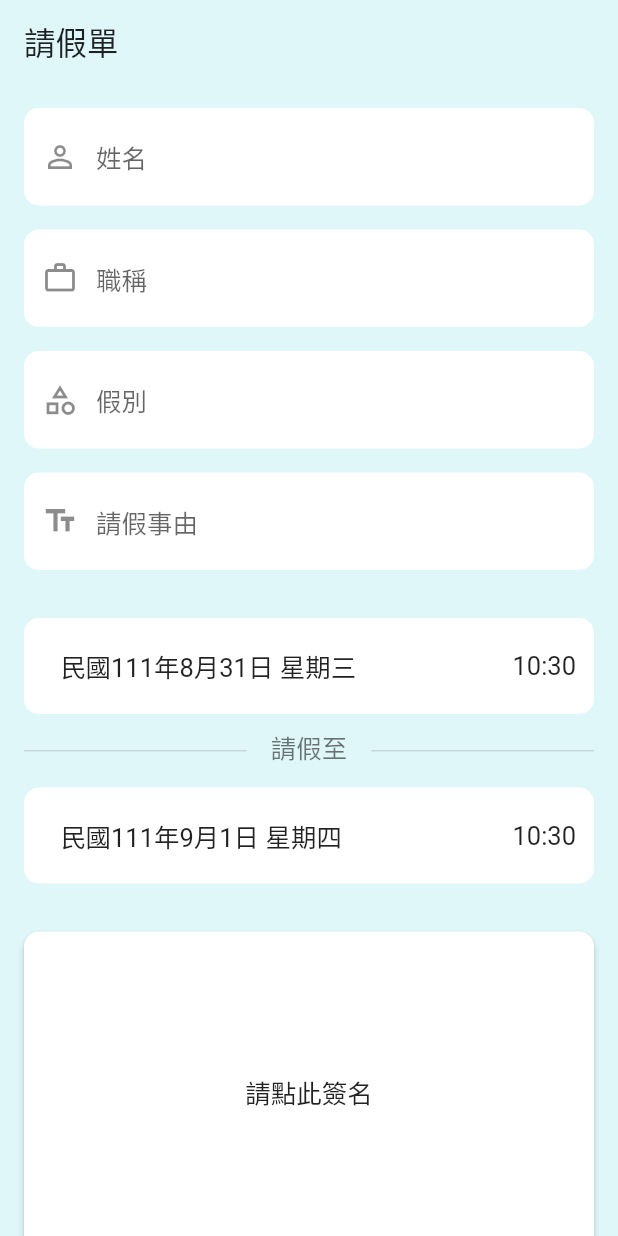
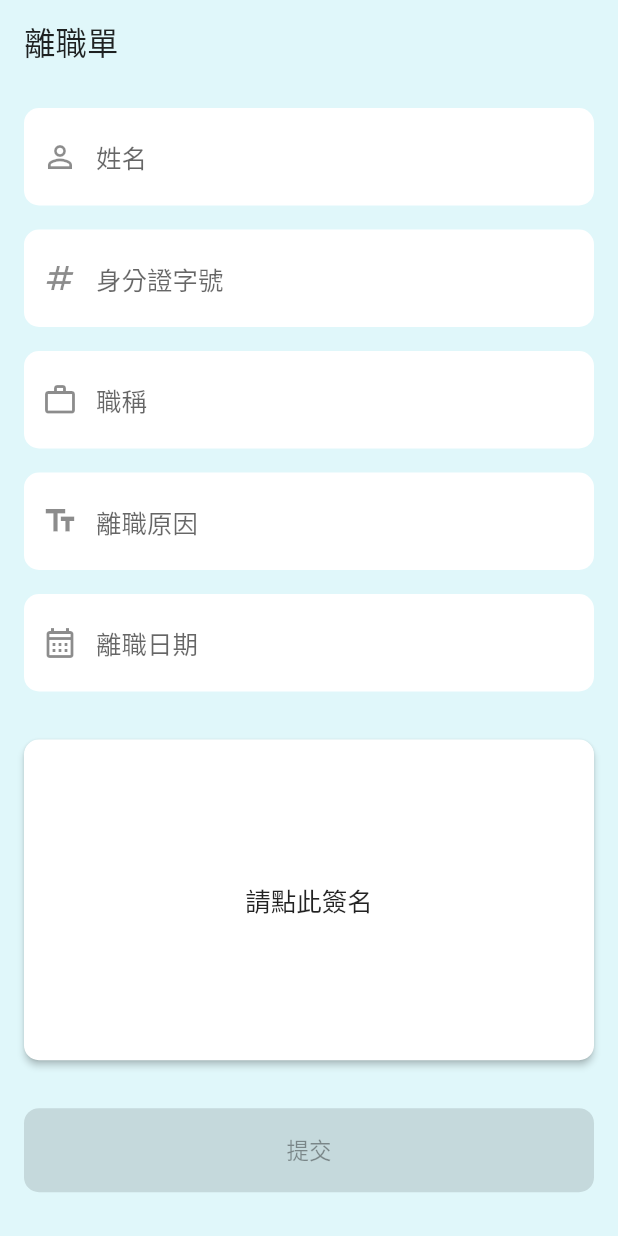
Before and after one commit to eason4best/Patrol-App-for-Wanyu-Security, a Flutter app: what create() shows on an empty page, opened directly, on a phone screen of 412 x 824 dp. Run offline on Flutter 3.47's test engine with Material 2 defaults, Android fonts, the phone set to English and light mode, and no system bars; our stand-ins replace marquee, shared_preferences, signature; missing offline and left inert: docx_template, mobile_scanner; accounts and stored records are empty; network calls fail.

Commit message:
Minor Improve

```diff
--- a/lib/bloc/home_screen_bloc.dart
+++ b/lib/bloc/home_screen_bloc.dart
@@ -84,7 +84,7 @@ class HomeScreenBloc {
             ));
       case MainFunctions.formApply:
         return () => Navigator.of(context).push(MaterialPageRoute(
-              builder: (context) => const FormApplyScreen(),
+              builder: (context) => FormApplyScreen(member: member),
             ));
       case MainFunctions.contactUs:
         return () => Navigator.of(context).push(MaterialPageRoute(
--- a/lib/bloc/login_screen_bloc.dart
+++ b/lib/bloc/login_screen_bloc.dart
@@ -5,7 +5,7 @@ import 'package:security_wanyu/model/login_screen_model.dart';
 import 'package:security_wanyu/model/member.dart';
 import 'package:security_wanyu/screen/base_screen.dart';
 import 'package:security_wanyu/service/etun_api.dart';
-import 'package:security_wanyu/service/utils.dart';
+import 'package:security_wanyu/other/utils.dart';
 import 'package:shared_preferences/shared_preferences.dart';
 
 class LoginScreenBloc {
--- /dev/null
+++ b/lib/model/resign_form.dart
@@ -0,0 +1,36 @@
+import 'dart:typed_data';
+
+class ResignForm {
+  final String? name;
+  final String? idNumber;
+  final String? title;
+  final String? resignReason;
+  final DateTime? resignDate;
+  final Uint8List? signatureImage;
+  ResignForm({
+    this.name,
+    this.idNumber,
+    this.title,
+    this.resignReason,
+    this.resignDate,
+    this.signatureImage,
+  });
+
+  ResignForm copyWith({
+    String? name,
+    String? idNumber,
+    String? title,
+    String? resignReason,
+    DateTime? resignDate,
+    Uint8List? signatureImage,
+  }) {
+    return ResignForm(
+      name: name ?? this.name,
+      idNumber: idNumber ?? this.idNumber,
+      title: title ?? this.title,
+      resignReason: resignReason ?? this.resignReason,
+      resignDate: resignDate ?? this.resignDate,
+      signatureImage: signatureImage ?? this.signatureImage,
+    );
+  }
+}
--- /dev/null
+++ b/lib/model/resign_form_screen_model.dart
@@ -0,0 +1,20 @@
+import 'package:security_wanyu/model/resign_form.dart';
+
+class ResignFormScreenModel {
+  final ResignForm? resignForm;
+  final bool? canSubmit;
+  ResignFormScreenModel({
+    this.resignForm,
+    this.canSubmit,
+  });
+
+  ResignFormScreenModel copyWith({
+    ResignForm? resignForm,
+    bool? canSubmit,
+  }) {
+    return ResignFormScreenModel(
+      resignForm: resignForm ?? this.resignForm,
+      canSubmit: canSubmit ?? this.canSubmit,
+    );
+  }
+}
--- /dev/null
+++ b/lib/other/uppercase_formatter.dart
@@ -0,0 +1,9 @@
+import 'package:flutter/services.dart';
+
+class UpperCaseFormatter extends TextInputFormatter {
+  @override
+  TextEditingValue formatEditUpdate(
+      TextEditingValue oldValue, TextEditingValue newValue) {
+    return newValue.copyWith(text: newValue.text.toUpperCase());
+  }
+}
--- a/lib/screen/home_screen.dart
+++ b/lib/screen/home_screen.dart
@@ -4,8 +4,8 @@ import 'package:security_wanyu/bloc/home_screen_bloc.dart';
 import 'package:security_wanyu/enum/main_functions.dart';
 import 'package:security_wanyu/enum/punch_cards.dart';
 import 'package:security_wanyu/model/member.dart';
+import 'package:security_wanyu/other/utils.dart';
 import 'package:security_wanyu/screen/makeup_screen.dart';
-import 'package:security_wanyu/service/utils.dart';
 import 'package:security_wanyu/widget/announcement_banner_widget.dart';
 import 'package:security_wanyu/widget/main_function_widget.dart';
 import 'package:security_wanyu/widget/punch_card_widget.dart';
--- a/lib/screen/makeup_screen.dart
+++ b/lib/screen/makeup_screen.dart
@@ -4,7 +4,7 @@ import 'package:security_wanyu/bloc/make_up_screen_bloc.dart';
 import 'package:security_wanyu/enum/punch_cards.dart';
 import 'package:security_wanyu/model/make_up_screen_model.dart';
 import 'package:security_wanyu/model/member.dart';
-import 'package:security_wanyu/service/utils.dart';
+import 'package:security_wanyu/other/utils.dart';
 
 class MakeUpScreen extends StatelessWidget {
   final MakeUpScreenBloc bloc;
--- a/lib/screen/resign_form_screen.dart
+++ b/lib/screen/resign_form_screen.dart
@@ -0,0 +1,258 @@
+import 'package:flutter/material.dart';
+import 'package:flutter/services.dart';
+import 'package:provider/provider.dart';
+import 'package:security_wanyu/bloc/resign_form_screen_bloc.dart';
+import 'package:security_wanyu/model/member.dart';
+import 'package:security_wanyu/model/resign_form_screen_model.dart';
+import 'package:security_wanyu/other/uppercase_formatter.dart';
+import 'package:security_wanyu/widget/signature_widget.dart';
+
+class ResignFormScreen extends StatelessWidget {
+  final ResignFormScreenBloc bloc;
+  const ResignFormScreen({
+    Key? key,
+    required this.bloc,
+  }) : super(key: key);
+
+  static Widget create({required Member member}) {
+    return Provider<ResignFormScreenBloc>(
+      create: (context) => ResignFormScreenBloc(member: member),
+      child: Consumer<ResignFormScreenBloc>(
+        builder: (context, bloc, _) => ResignFormScreen(bloc: bloc),
+      ),
+      dispose: (context, bloc) => bloc.dispose(),
+    );
+  }
+
+  @override
+  Widget build(BuildContext context) {
+    return Scaffold(
+      appBar: AppBar(
+        title: const Text('離職單'),
+      ),
+      body: SingleChildScrollView(
+        child: StreamBuilder<ResignFormScreenModel>(
+            stream: bloc.stream,
+            initialData: bloc.model,
+            builder: (context, snapshot) {
+              return Padding(
+                padding: const EdgeInsets.symmetric(horizontal: 16),
+                child: Column(
+                  children: [
+                    Container(
+                      margin: const EdgeInsets.only(top: 16),
+                      child: TextField(
+                        controller: bloc.nameController,
+                        textInputAction: TextInputAction.next,
+                        onChanged: bloc.onInputName,
+                        decoration: InputDecoration(
+                          prefixIcon: const Icon(Icons.person_outline_outlined),
+                          hintText: '姓名',
+                          filled: true,
+                          fillColor: Colors.white,
+                          enabledBorder: OutlineInputBorder(
+                            borderSide:
+                                const BorderSide(color: Colors.transparent),
+                            borderRadius: BorderRadius.circular(10.0),
+                          ),
+                          focusedBorder: OutlineInputBorder(
+                            borderSide:
+                                const BorderSide(color: Colors.transparent),
+                            borderRadius: BorderRadius.circular(10.0),
+                          ),
+                          disabledBorder: OutlineInputBorder(
+                            borderSide:
+                                const BorderSide(color: Colors.transparent),
+                            borderRadius: BorderRadius.circular(10.0),
+                          ),
+                          errorBorder: OutlineInputBorder(
+                            borderSide:
+                                const BorderSide(color: Colors.transparent),
+                            borderRadius: BorderRadius.circular(10.0),
+                          ),
+                        ),
+                      ),
+                    ),
+                    Container(
+                      margin: const EdgeInsets.only(top: 16),
+                      child: TextField(
+                        controller: bloc.idNumberController,
+                        keyboardType: TextInputType.visiblePassword,
+                        textInputAction: TextInputAction.next,
+                        inputFormatters: [
+                          FilteringTextInputFormatter.allow(
+                              RegExp(r'[0-9a-zA-Z]')),
+                          LengthLimitingTextInputFormatter(10),
+                          UpperCaseFormatter(),
+                        ],
+                        onChanged: bloc.onInputIdNumber,
+                        decoration: InputDecoration(
+                          prefixIcon: const Icon(Icons.numbers_outlined),
+                          hintText: '身分證字號',
+                          filled: true,
+                          fillColor: Colors.white,
+                          enabledBorder: OutlineInputBorder(
+                            borderSide:
+                                const BorderSide(color: Colors.transparent),
+                            borderRadius: BorderRadius.circular(10.0),
+                          ),
+                          focusedBorder: OutlineInputBorder(
+                            borderSide:
+                                const BorderSide(color: Colors.transparent),
+                            borderRadius: BorderRadius.circular(10.0),
+                          ),
+                          disabledBorder: OutlineInputBorder(
+                            borderSide:
+                                const BorderSide(color: Colors.transparent),
+                            borderRadius: BorderRadius.circular(10.0),
+                          ),
+                          errorBorder: OutlineInputBorder(
+                            borderSide:
+                                const BorderSide(color: Colors.transparent),
+                            borderRadius: BorderRadius.circular(10.0),
+                          ),
+                        ),
+                      ),
+                    ),
+                    Container(
+                      margin: const EdgeInsets.only(top: 16),
+                      child: TextField(
+                        controller: bloc.titleController,
+                        textInputAction: TextInputAction.next,
+                        onChanged: bloc.onInputTitle,
+                        decoration: InputDecoration(
+                          prefixIcon: const Icon(Icons.work_outline_outlined),
+                          hintText: '職稱',
+                          filled: true,
+                          fillColor: Colors.white,
+                          enabledBorder: OutlineInputBorder(
+                            borderSide:
+                                const BorderSide(color: Colors.transparent),
+                            borderRadius: BorderRadius.circular(10.0),
+                          ),
+                          focusedBorder: OutlineInputBorder(
+                            borderSide:
+                                const BorderSide(color: Colors.transparent),
+                            borderRadius: BorderRadius.circular(10.0),
+                          ),
+                          disabledBorder: OutlineInputBorder(
+                            borderSide:
+                                const BorderSide(color: Colors.transparent),
+                            borderRadius: BorderRadius.circular(10.0),
+                          ),
+                          errorBorder: OutlineInputBorder(
+                            borderSide:
+                                const BorderSide(color: Colors.transparent),
+                            borderRadius: BorderRadius.circular(10.0),
+                          ),
+                        ),
+                      ),
+                    ),
+                    Container(
+                      margin: const EdgeInsets.only(top: 16),
+                      child: TextField(
+                        controller: bloc.resignReasonController,
+                        keyboardType: TextInputType.multiline,
+                        textInputAction: TextInputAction.next,
+                        onChanged: bloc.onInputResignReason,
+                        maxLines: null,
+                        decoration: InputDecoration(
+                          prefixIcon: const Icon(Icons.text_fields_outlined),
+                          hintText: '離職原因',
+                          filled: true,
+                          fillColor: Colors.white,
+                          enabledBorder: OutlineInputBorder(
+                            borderSide:
+                                const BorderSide(color: Colors.transparent),
+                            borderRadius: BorderRadius.circular(10.0),
+                          ),
+                          focusedBorder: OutlineInputBorder(
+                            borderSide:
+                                const BorderSide(color: Colors.transparent),
+                            borderRadius: BorderRadius.circular(10.0),
+                          ),
+                          disabledBorder: OutlineInputBorder(
+                            borderSide:
+                                const BorderSide(color: Colors.transparent),
+                            borderRadius: BorderRadius.circular(10.0),
+                          ),
+                          errorBorder: OutlineInputBorder(
+                            borderSide:
+                                const BorderSide(color: Colors.transparent),
+                            borderRadius: BorderRadius.circular(10.0),
+                          ),
+                        ),
+                      ),
+                    ),
+                    Container(
+                      margin: const EdgeInsets.only(top: 16),
+                      child: TextField(
+                        controller: bloc.resignDateController,
+                        readOnly: true,
+                        textInputAction: TextInputAction.next,
+                        onTap: () async =>
+                            await bloc.pickDate(context: context),
+                        decoration: InputDecoration(
+                          prefixIcon: const Icon(Icons.calendar_month_outlined),
+                          hintText: '離職日期',
+                          filled: true,
+                          fillColor: Colors.white,
+                          enabledBorder: OutlineInputBorder(
+                            borderSide:
+                                const BorderSide(color: Colors.transparent),
+                            borderRadius: BorderRadius.circular(10.0),
+                          ),
+                          focusedBorder: OutlineInputBorder(
+                            borderSide:
+                                const BorderSide(color: Colors.transparent),
+                            borderRadius: BorderRadius.circular(10.0),
+                          ),
+                          disabledBorder: OutlineInputBorder(
+                            borderSide:
+                                const BorderSide(color: Colors.transparent),
+                            borderRadius: BorderRadius.circular(10.0),
+                          ),
+                          errorBorder: OutlineInputBorder(
+                            borderSide:
+                                const BorderSide(color: Colors.transparent),
+                            borderRadius: BorderRadius.circular(10.0),
+                          ),
+                        ),
+                      ),
+                    ),
+                    Container(
+                      margin: const EdgeInsets.only(top: 32),
+                      child: GestureDetector(
+                        onTap: () => bloc.onSignaturePressed(context: context),
+                        child: SignatureWidget(
+                            signatureImage:
+                                snapshot.data!.resignForm!.signatureImage),
+                      ),
+                    ),
+                    Container(
+                      width: MediaQuery.of(context).size.width - 16,
+                      height: 56,
+                      margin: const EdgeInsets.only(top: 32, bottom: 16),
+                      child: ElevatedButton(
+                        onPressed: snapshot.data!.canSubmit!
+                            ? () async => await bloc.submit(context: context)
+                            : null,
+                        style: ButtonStyle(
+                          elevation: MaterialStateProperty.all(0.0),
+                          shape: MaterialStateProperty.all(
+                            RoundedRectangleBorder(
+                              borderRadius: BorderRadius.circular(10.0),
+                            ),
+                          ),
+                        ),
+                        child: const Center(child: Text('提交')),
+                      ),
+                    )
+                  ],
+                ),
+              );
+            }),
+      ),
+    );
+  }
+}
--- a/lib/screen/sos_screen.dart
+++ b/lib/screen/sos_screen.dart
@@ -1,5 +1,5 @@
 import 'package:flutter/material.dart';
-import 'package:security_wanyu/service/sos_numbers.dart';
+import 'package:security_wanyu/other/sos_numbers.dart';
 import 'package:url_launcher/url_launcher.dart';
 
 class SOSScreen extends StatelessWidget {
```
Also changed, not shown: lib/bloc/leave_form_screen_bloc.dart (+6 -3 lines), lib/bloc/resign_form_screen_bloc.dart (added, +192 -0 lines), lib/model/leave_form.dart (+0 -14 lines), lib/screen/form_apply_screen.dart (+8 -4 lines), lib/screen/leave_form_screen.dart (+10 -7 lines), lib/other/sos_numbers.dart (renamed from lib/service/sos_numbers.dart), lib/other/utils.dart (renamed from lib/service/utils.dart).
